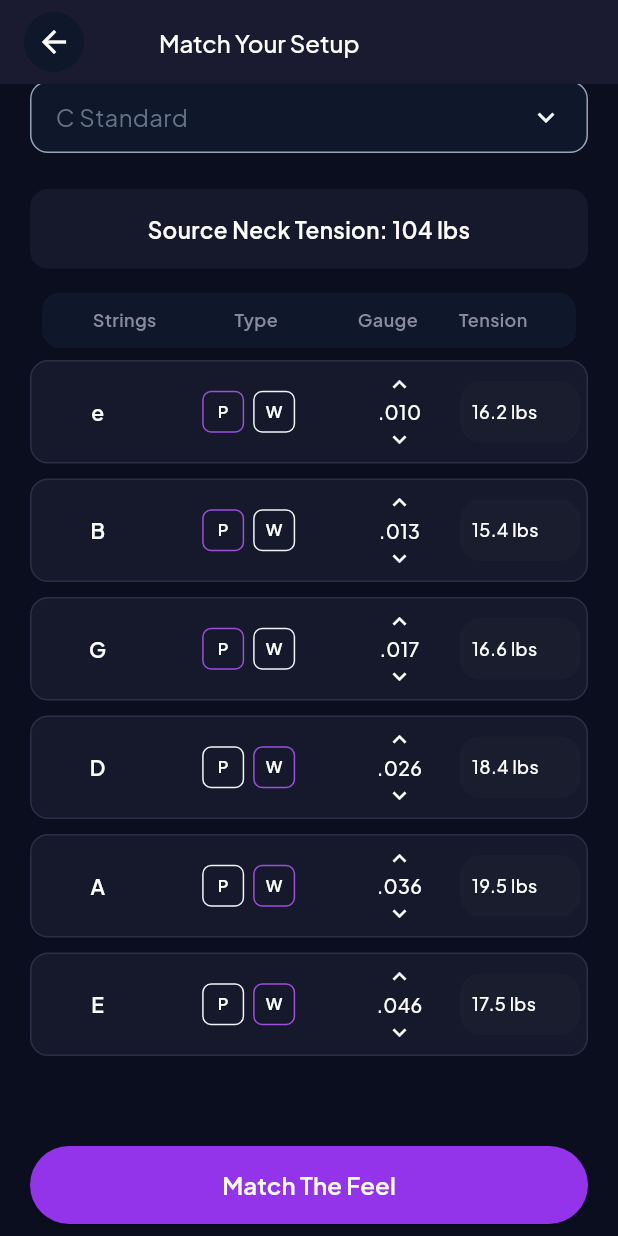
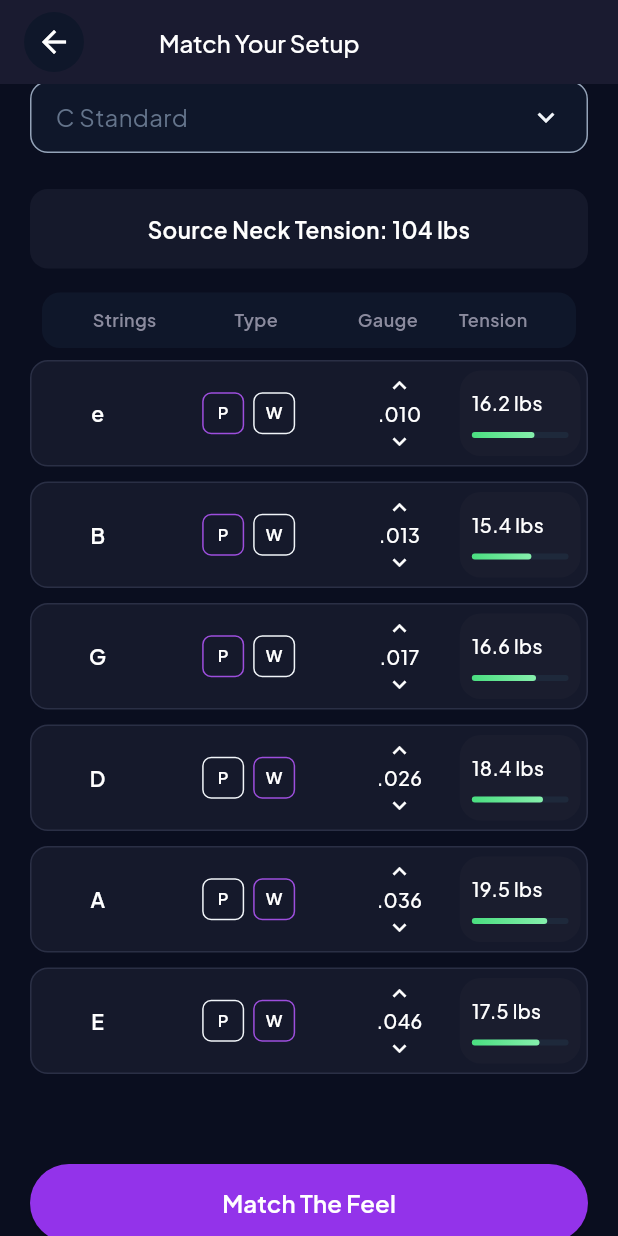
Before and after one commit to MdLimon123/String-Tune-App, a Flutter app: the MatchYourSetupPage screen opened by its route, scrolled down 576 dp, on a phone screen of 412 x 824 dp. Run offline on Flutter 3.47's test engine with Material 3 defaults, Android fonts, the phone set to English and light mode, and no system bars; our stand-ins replace connectivity_plus, flutter_svg, get, image_picker, shared_preferences; accounts and stored records are empty.

Commit message:
complete progress bar

```diff
--- a/lib/app/features/match/view/match_your_setup_page.dart
+++ b/lib/app/features/match/view/match_your_setup_page.dart
@@ -648,9 +648,40 @@ class _MatchYourSetupPageState extends State<MatchYourSetupPage> {
                 color: const Color(0xFF1A1D2E),
                 borderRadius: BorderRadius.circular(14),
               ),
-              child: Text(
-                '${tension.toStringAsFixed(1)} lbs',
-                style: const TextStyle(color: Colors.white, fontSize: 12, fontWeight: FontWeight.w500),
+              child: Column(
+                crossAxisAlignment: CrossAxisAlignment.start,
+                mainAxisSize: MainAxisSize.min,
+                children: [
+                  Text(
+                    '${tension.toStringAsFixed(1)} lbs',
+                    style: const TextStyle(color: Colors.white, fontSize: 13, fontWeight: FontWeight.w500),
+                  ),
+                  const SizedBox(height: 10),
+                  Container(
+                    height: 4,
+                    width: double.infinity,
+                    decoration: BoxDecoration(
+                      color: const Color(0xFF1E293B),
+                      borderRadius: BorderRadius.circular(4),
+                    ),
+                    child: FractionallySizedBox(
+                      alignment: Alignment.centerLeft,
+                      widthFactor: (tension / 25.0).clamp(0.0, 1.0),
+                      child: Container(
+                        decoration: BoxDecoration(
+                          gradient: LinearGradient(
+                            colors: tension < 12.0
+                                ? [const Color(0xFFFF6B35), const Color(0xFFFF8C61)]
+                                : tension < 15.0
+                                    ? [const Color(0xFFFFD700), const Color(0xFFFFE066)]
+                                    : [const Color(0xFF4ADE80), const Color(0xFF86EFAC)],
+                          ),
+                          borderRadius: BorderRadius.circular(4),
+                        ),
+                      ),
+                    ),
+                  ),
+                ],
               ),
             ),
           ),
--- a/lib/app/features/tuning/controller/tuning_workbench_controller.dart
+++ b/lib/app/features/tuning/controller/tuning_workbench_controller.dart
@@ -183,9 +183,9 @@ class TuningWorkbenchController extends GetxController {
 
     if (instrument == 'bass') {
       final base = <int, List<double>>{
-        4: [98.00, 73.42, 55.00, 41.20],
-        5: [98.00, 73.42, 55.00, 41.20, 30.87],
-        6: [130.81, 98.00, 73.42, 55.00, 41.20, 30.87],
+        4: [98.00, 73.42, 55.00, 82.41],
+        5: [98.00, 73.42, 55.00, 82.41, 61.74],
+        6: [130.81, 98.00, 73.42, 55.00, 82.41, 61.74],
       };
       final semitoneOffset =
           (12 * math.log((tuning.notes[5]) / 82.41) / math.ln2).round();
@@ -1034,7 +1034,7 @@ class TuningWorkbenchController extends GetxController {
 
   // ---------- Math ----------
 
-  static const double _uwPlainCoeff = 0.2216;
+  static const double _uwPlainCoeff = 0.2215;
 
   static const Map<int, double> _uwWound = {
     17: 0.000082571,
@@ -1077,11 +1077,6 @@ class TuningWorkbenchController extends GetxController {
     100: 0.001690000,
     105: 0.001862000,
     110: 0.002042000,
-    115: 0.002235000,
-    120: 0.002441000,
-    125: 0.002661000,
-    130: 0.002894000,
-    135: 0.003140000,
   };
 
   double _getUw(String gauge, bool isWound, double stringTypeMult) {
--- a/lib/app/features/tuning/domain/tuning_data.dart
+++ b/lib/app/features/tuning/domain/tuning_data.dart
@@ -4,192 +4,104 @@ import 'tuning_models.dart';
 double nf(String note) => _noteHz[note] ?? 82.41;
 
 const Map<String, double> _noteHz = {
-  'E2': 82.41,
-  'F2': 87.31,
-  'F#2': 92.50,
-  'Gb2': 92.50,
-  'G2': 98.0,
-  'Ab2': 103.83,
-  'A2': 110.0,
-  'Bb2': 116.54,
-  'B2': 123.47,
-  'C3': 130.81,
-  'C#3': 138.59,
-  'Db3': 138.59,
-  'D3': 146.83,
-  'Eb3': 155.56,
-  'E3': 164.81,
-  'F3': 174.61,
-  'F#3': 185.00,
-  'Gb3': 185.00,
-  'G3': 196.0,
-  'Ab3': 207.65,
-  'A3': 220.0,
-  'Bb3': 233.08,
-  'B3': 246.94,
-  'C4': 261.63,
-  'C#4': 277.18,
-  'Db4': 277.18,
-  'D4': 293.66,
-  'Eb4': 311.13,
-  'E4': 329.63,
-  'F4': 349.23,
-  'F#4': 369.99,
-  'Gb4': 369.99,
-  'G4': 392.00,
-  'Ab4': 415.30,
-  'A4': 440.00,
-  'Bb4': 466.16,
-  'B4': 493.88,
-  'C5': 523.25,
-  'C#5': 554.37,
-  'Db5': 554.37,
-  'D5': 587.33,
-  'Eb5': 622.25,
-  'E5': 659.25,
+  'Db2': 34.65,
+  'F2': 43.65,
+  'F#2': 46.25,
+  'Gb2': 46.25,
+  'G2': 49.00,
+  'Ab2': 51.91,
+  'A2': 55.00,
+  'Bb2': 58.27,
+  'B2': 61.74,
+  'C3': 65.41,
+  'C#3': 69.30,
+  'Db3': 69.30,
+  'D3': 73.42,
+  'Eb3': 77.78,
+  'Db4': 138.59,
+  'E3': 82.41,
+  'F3': 87.31,
+  'F#3': 92.50,
+  'Gb3': 92.50,
+  'G3': 98.00,
+  'Ab3': 103.83,
+  'A3': 110.00,
+  'Bb3': 116.54,
+  'B3': 123.47,
+  'C4': 130.81,
+  'C#4': 138.59,
+  'D4': 146.83,
+  'Eb4': 155.56,
+  'E4': 164.81,
+  'F4': 174.61,
+  'F#4': 185.00,
+  'Gb4': 185.00,
+  'G4': 196.00,
+  'Ab4': 207.65,
+  'A4': 220.00,
+  'Bb4': 233.08,
+  'B4': 246.94,
+  'C5': 261.63,
+  'C#5': 277.18,
+  'Db5': 277.18,
+  'D5': 293.66,
+  'Eb5': 311.13,
+  'E5': 329.63,
+  'F5': 349.23,
+  'F#5': 369.99,
+  'Gb5': 369.99,
+  'G5': 392.00,
 };
 
 const List<TuningDefinition> tuningList = [
-  TuningDefinition(
-    id: 'E',
-    label: 'E Standard',
-    group: 'Standard',
-    names6: ['e', 'B', 'G', 'D', 'A', 'E'],
-    notes: [329.63, 246.94, 196.00, 146.83, 110.00, 82.41],
-  ),
-  TuningDefinition(
-    id: 'Eb',
-    label: 'Eb Standard',
-    group: 'Standard',
-    names6: ['eb', 'Bb', 'Gb', 'Db', 'Ab', 'Eb'],
-    notes: [311.13, 233.08, 185.00, 138.59, 103.83, 77.78],
-  ),
-  TuningDefinition(
-    id: 'D',
-    label: 'D Standard',
-    group: 'Standard',
-    names6: ['d', 'A', 'F', 'C', 'G', 'D'],
-    notes: [293.66, 220.00, 174.61, 130.81, 98.00, 73.42],
-  ),
-  TuningDefinition(
-    id: 'C_sharp',
-    label: 'C# Standard',
-    group: 'Standard',
-    names6: ['c#', 'Ab', 'E', 'B', 'F#', 'C#'],
-    notes: [277.18, 207.65, 164.81, 123.47, 92.50, 69.30],
-  ),
-  TuningDefinition(
-    id: 'C',
-    label: 'C Standard',
-    group: 'Standard',
-    names6: ['c', 'G', 'Eb', 'Bb', 'F', 'C'],
-    notes: [261.63, 196.00, 155.56, 116.54, 87.31, 65.41],
-  ),
-  TuningDefinition(
-    id: 'B',
-    label: 'B Standard',
-    group: 'Standard',
-    names6: ['b', 'F#', 'D', 'A', 'E', 'B'],
-    notes: [246.94, 185.00, 146.83, 110.00, 82.41, 61.74],
-  ),
-  TuningDefinition(
-    id: 'Bb',
-    label: 'Bb Standard',
-    group: 'Standard',
-    names6: ['bb', 'F', 'Db', 'Ab', 'Eb', 'Bb'],
-    notes: [233.08, 174.61, 138.59, 103.83, 77.78, 58.27],
-  ),
-  TuningDefinition(
-    id: 'A',
-    label: 'A Standard',
-    group: 'Standard',
-    names6: ['a', 'E', 'C', 'G', 'D', 'A'],
-    notes: [220.00, 164.81, 130.81, 98.00, 73.42, 55.00],
-  ),
-  TuningDefinition(
-    id: 'Drop_D',
-    label: 'Drop D',
-    group: 'Drop',
-    names6: ['e', 'B', 'G', 'D', 'A', 'D'],
-    notes: [329.63, 246.94, 196.00, 146.83, 110.00, 73.42],
-  ),
-  TuningDefinition(
-    id: 'Drop_Db',
-    label: 'Drop Db',
-    group: 'Drop',
-    names6: ['eb', 'Bb', 'Gb', 'Db', 'Ab', 'Db'],
-    notes: [311.13, 233.08, 185.00, 138.59, 103.83, 69.30],
-  ),
-  TuningDefinition(
-    id: 'Drop_C_sharp',
-    label: 'Drop C#',
-    group: 'Drop',
-    names6: ['c#', 'Ab', 'E', 'B', 'F#', 'C#'],
-    notes: [277.18, 207.65, 164.81, 123.47, 92.50, 69.30],
-  ),
-  TuningDefinition(
-    id: 'Drop_C',
-    label: 'Drop C',
-    group: 'Drop',
-    names6: ['d', 'A', 'F', 'C', 'G', 'C'],
-    notes: [293.66, 220.00, 174.61, 130.81, 98.00, 65.41],
-  ),
-  TuningDefinition(
-    id: 'Drop_B',
-    label: 'Drop B',
-    group: 'Drop',
-    names6: ['c#', 'Ab', 'E', 'B', 'F#', 'B'],
-    notes: [277.18, 207.65, 164.81, 123.47, 92.50, 61.74],
-  ),
-  TuningDefinition(
-    id: 'Drop_A',
-    label: 'Drop A',
-    group: 'Drop',
-    names6: ['b', 'F#', 'D', 'A', 'E', 'A'],
-    notes: [246.94, 185.00, 146.83, 110.00, 82.41, 55.00],
-  ),
-  TuningDefinition(
-    id: 'Drop_F',
-    label: 'Drop F',
-    group: 'Drop',
-    names6: ['g', 'D', 'Bb', 'F', 'C', 'F'],
-    notes: [196.00, 146.83, 116.54, 87.31, 65.41, 43.65],
-  ),
-  TuningDefinition(
-    id: 'Open_E',
-    label: 'Open E',
-    group: 'Open',
-    names6: ['e', 'B', 'Ab', 'E', 'B', 'E'],
-    notes: [329.63, 246.94, 207.65, 164.81, 123.47, 82.41],
-  ),
-  TuningDefinition(
-    id: 'Open_D',
-    label: 'Open D',
-    group: 'Open',
-    names6: ['d', 'A', 'F#', 'D', 'A', 'D'],
-    notes: [293.66, 220.00, 185.00, 146.83, 110.00, 73.42],
-  ),
-  TuningDefinition(
-    id: 'Open_C',
-    label: 'Open C',
-    group: 'Open',
-    names6: ['e', 'C', 'G', 'C', 'G', 'C'],
-    notes: [329.63, 261.63, 196.00, 130.81, 98.00, 65.41],
-  ),
-  TuningDefinition(
-    id: 'Open_G',
-    label: 'Open G',
-    group: 'Open',
-    names6: ['d', 'B', 'G', 'D', 'G', 'D'],
-    notes: [293.66, 246.94, 196.00, 146.83, 98.00, 73.42],
-  ),
-  TuningDefinition(
-    id: 'Open_A',
-    label: 'Open A',
-    group: 'Open',
-    names6: ['e', 'C#', 'A', 'E', 'A', 'E'],
-    notes: [329.63, 277.18, 220.00, 164.81, 110.00, 82.41],
-  ),
+  // ── STANDARD ──
+  TuningDefinition(id: 'E', label: 'E Standard', group: 'Standard', names6: ['e', 'B', 'G', 'D', 'A', 'E'], notes: [329.63, 246.94, 196.00, 146.83, 110.00, 82.41]),
+  TuningDefinition(id: 'Eb', label: 'Eb Standard', group: 'Standard', names6: ['eb', 'Bb', 'G', 'Db', 'Ab', 'Eb'], notes: [311.13, 233.08, 196.00, 138.59, 103.83, 77.78]),
+  TuningDefinition(id: 'D', label: 'D Standard', group: 'Standard', names6: ['d', 'A', 'F#', 'C', 'G', 'D'], notes: [293.66, 220.00, 185.00, 130.81, 98.00, 73.42]),
+  TuningDefinition(id: 'Db', label: 'C# Standard', group: 'Standard', names6: ['c#', 'Ab', 'F', 'B', 'F#', 'C#'], notes: [277.18, 207.65, 174.61, 123.47, 92.50, 69.30]),
+  TuningDefinition(id: 'C', label: 'C Standard', group: 'Standard', names6: ['c', 'G', 'Eb', 'Bb', 'F', 'C'], notes: [261.63, 196.00, 155.56, 116.54, 87.31, 65.41]),
+  TuningDefinition(id: 'B', label: 'B Standard', group: 'Standard', names6: ['b', 'F#', 'D', 'A', 'E', 'B'], notes: [246.94, 185.00, 146.83, 110.00, 82.41, 61.74]),
+  TuningDefinition(id: 'Bb', label: 'Bb Standard', group: 'Standard', names6: ['bb', 'F', 'Db', 'Ab', 'Eb', 'Bb'], notes: [233.08, 174.61, 138.59, 103.83, 77.78, 58.27]),
+  TuningDefinition(id: 'A', label: 'A Standard', group: 'Standard', names6: ['a', 'E', 'C', 'G', 'D', 'A'], notes: [220.00, 164.81, 130.81, 98.00, 73.42, 55.00]),
+  TuningDefinition(id: 'Ab', label: 'Ab Standard', group: 'Standard', names6: ['ab', 'Eb', 'B', 'Gb', 'Db', 'Ab'], notes: [207.65, 155.56, 123.47, 92.50, 69.30, 51.91]),
+  TuningDefinition(id: 'G', label: 'G Standard', group: 'Standard', names6: ['g', 'D', 'Bb', 'F', 'C', 'G'], notes: [196.00, 146.83, 116.54, 87.31, 65.41, 49.00]),
+  TuningDefinition(id: 'F#', label: 'F# Standard', group: 'Standard', names6: ['f#', 'C#', 'A', 'E', 'B', 'F#'], notes: [185.00, 138.59, 110.00, 82.41, 61.74, 46.25]),
+  TuningDefinition(id: 'F', label: 'F Standard', group: 'Standard', names6: ['f', 'C', 'Ab', 'Eb', 'Bb', 'F'], notes: [174.61, 130.81, 103.83, 77.78, 58.27, 43.65]),
+  // ── DROP ──
+  TuningDefinition(id: 'DropD', label: 'Drop D', group: 'Drop', names6: ['e', 'B', 'G', 'D', 'A', 'D'], notes: [329.63, 246.94, 196.00, 146.83, 110.00, 73.42]),
+  TuningDefinition(id: 'DropDb', label: 'Drop Eb', group: 'Drop', names6: ['eb', 'Bb', 'Gb', 'Db', 'Ab', 'Db'], notes: [311.13, 233.08, 185.00, 138.59, 103.83, 69.30]),
+  TuningDefinition(id: 'DropC', label: 'Drop C', group: 'Drop', names6: ['d', 'A', 'F', 'C', 'G', 'C'], notes: [293.66, 220.00, 174.61, 130.81, 98.00, 65.41]),
+  TuningDefinition(id: 'DropC#', label: 'Drop C#', group: 'Drop', names6: ['c#', 'Ab', 'E', 'B', 'F#', 'C#'], notes: [277.18, 207.65, 164.81, 123.47, 92.50, 69.30]),
+  TuningDefinition(id: 'DropB', label: 'Drop B', group: 'Drop', names6: ['c#', 'Ab', 'E', 'B', 'F#', 'B'], notes: [277.18, 207.65, 164.81, 123.47, 92.50, 61.74]),
+  TuningDefinition(id: 'DropBb', label: 'Drop Bb', group: 'Drop', names6: ['c', 'G', 'Eb', 'Bb', 'F', 'Bb'], notes: [261.63, 196.00, 155.56, 116.54, 87.31, 58.27]),
+  TuningDefinition(id: 'DropA', label: 'Drop A', group: 'Drop', names6: ['b', 'F#', 'D', 'A', 'E', 'A'], notes: [246.94, 185.00, 146.83, 110.00, 82.41, 55.00]),
+  TuningDefinition(id: 'DropAb', label: 'Drop Ab', group: 'Drop', names6: ['bb', 'F', 'Db', 'Ab', 'Eb', 'Ab'], notes: [233.08, 174.61, 138.59, 103.83, 77.78, 51.91]),
+  TuningDefinition(id: 'DropG', label: 'Drop G', group: 'Drop', names6: ['a', 'E', 'C', 'G', 'D', 'G'], notes: [220.00, 164.81, 130.81, 98.00, 73.42, 49.00]),
+  TuningDefinition(id: 'DropF#', label: 'Drop F#', group: 'Drop', names6: ['ab', 'Eb', 'B', 'F#', 'C#', 'F#'], notes: [207.65, 155.56, 123.47, 92.50, 69.30, 46.25]),
+  TuningDefinition(id: 'DropF', label: 'Drop F', group: 'Drop', names6: ['g', 'D', 'Bb', 'F', 'C', 'F'], notes: [196.00, 146.83, 116.54, 87.31, 65.41, 43.65]),
+  // ── OPEN MAJOR ──
+  TuningDefinition(id: 'OpenE', label: 'Open E', group: 'Open Major', names6: ['e', 'B', 'Ab', 'E', 'B', 'E'], notes: [329.63, 246.94, 207.65, 164.81, 123.47, 82.41]),
+  TuningDefinition(id: 'OpenEb', label: 'Open Eb', group: 'Open Major', names6: ['eb', 'Bb', 'G', 'Eb', 'Bb', 'Eb'], notes: [311.13, 233.08, 196.00, 155.56, 116.54, 77.78]),
+  TuningDefinition(id: 'OpenD', label: 'Open D', group: 'Open Major', names6: ['d', 'A', 'F#', 'D', 'A', 'D'], notes: [293.66, 220.00, 185.00, 146.83, 110.00, 73.42]),
+  TuningDefinition(id: 'OpenC', label: 'Open C', group: 'Open Major', names6: ['e', 'C', 'G', 'C', 'G', 'C'], notes: [329.63, 261.63, 196.00, 130.81, 98.00, 65.41]),
+  TuningDefinition(id: 'OpenBb', label: 'Open Bb', group: 'Open Major', names6: ['bb', 'F', 'D', 'Bb', 'F', 'Bb'], notes: [233.08, 174.61, 146.83, 116.54, 87.31, 58.27]),
+  TuningDefinition(id: 'OpenB', label: 'Open B', group: 'Open Major', names6: ['b', 'F#', 'Eb', 'B', 'F#', 'B'], notes: [246.94, 185.00, 155.56, 123.47, 92.50, 61.74]),
+  TuningDefinition(id: 'OpenA', label: 'Open A', group: 'Open Major', names6: ['e', 'C#', 'A', 'E', 'A', 'E'], notes: [329.63, 277.18, 220.00, 164.81, 110.00, 82.41]),
+  TuningDefinition(id: 'OpenG', label: 'Open G', group: 'Open Major', names6: ['d', 'B', 'G', 'D', 'G', 'D'], notes: [293.66, 246.94, 196.00, 146.83, 98.00, 73.42]),
+  TuningDefinition(id: 'OpenF', label: 'Open F', group: 'Open Major', names6: ['c', 'A', 'F', 'C', 'F', 'C'], notes: [261.63, 220.00, 174.61, 130.81, 87.31, 65.41]),
+  // ── OPEN MINOR ──
+  TuningDefinition(id: 'OpenEm', label: 'Open Em', group: 'Open Minor', names6: ['e', 'B', 'G', 'E', 'B', 'E'], notes: [329.63, 246.94, 196.00, 164.81, 123.47, 82.41]),
+  TuningDefinition(id: 'OpenDm', label: 'Open Dm', group: 'Open Minor', names6: ['d', 'A', 'F', 'D', 'A', 'D'], notes: [293.66, 220.00, 174.61, 146.83, 110.00, 73.42]),
+  TuningDefinition(id: 'OpenCm', label: 'Open Cm', group: 'Open Minor', names6: ['eb', 'C', 'G', 'C', 'G', 'C'], notes: [311.13, 261.63, 196.00, 130.81, 98.00, 65.41]),
+  TuningDefinition(id: 'OpenAm', label: 'Open Am', group: 'Open Minor', names6: ['e', 'C', 'A', 'E', 'A', 'E'], notes: [329.63, 261.63, 220.00, 164.81, 110.00, 82.41]),
+  TuningDefinition(id: 'OpenGm', label: 'Open Gm', group: 'Open Minor', names6: ['d', 'Bb', 'G', 'D', 'G', 'D'], notes: [293.66, 233.08, 196.00, 146.83, 98.00, 73.42]),
+  TuningDefinition(id: 'OpenFm', label: 'Open Fm', group: 'Open Minor', names6: ['c', 'Ab', 'F', 'C', 'F', 'C'], notes: [261.63, 207.65, 174.61, 130.81, 87.31, 65.41]),
+  // ── MODAL / DRONE ──
+  TuningDefinition(id: 'DADGAD', label: 'DADGAD', group: 'Modal/Drone', names6: ['D', 'A', 'G', 'D', 'A', 'D'], notes: [293.66, 220.00, 196.00, 146.83, 110.00, 73.42]),
+  TuningDefinition(id: 'DADFAD', label: 'DADf#AD', group: 'Modal/Drone', names6: ['D', 'A', 'F#', 'D', 'A', 'D'], notes: [293.66, 220.00, 185.00, 146.83, 110.00, 73.42]),
+  TuningDefinition(id: 'CGCGCD', label: 'CGCGCD', group: 'Modal/Drone', names6: ['D', 'C', 'G', 'C', 'G', 'C'], notes: [293.66, 261.63, 196.00, 130.81, 98.00, 65.41]),
+  TuningDefinition(id: 'CGDGCD', label: 'CGDGCD', group: 'Modal/Drone', names6: ['D', 'C', 'G', 'D', 'G', 'C'], notes: [293.66, 261.63, 196.00, 146.83, 98.00, 65.41]),
+  TuningDefinition(id: 'C6', label: 'C6', group: 'Modal/Drone', names6: ['E', 'C', 'G', 'C', 'A', 'C'], notes: [329.63, 261.63, 196.00, 130.81, 110.00, 65.41]),
 ];
 
 List<double> getStringFreqs(String instrument, int stringCount, String tuningId) {
@@ -199,9 +111,9 @@ List<double> getStringFreqs(String instrument, int stringCount, String tuningId)
 
   if (instrument == 'bass') {
     final bNF = {
-      4: [196.00, 146.83, 110.00, 82.41],
-      5: [196.00, 146.83, 110.00, 82.41, 61.74],
-      6: [261.63, 196.00, 146.83, 110.00, 82.41, 61.74],
+      4: [98.00, 73.42, 55.00, 82.41],
+      5: [98.00, 73.42, 55.00, 82.41, 61.74],
+      6: [130.81, 98.00, 73.42, 55.00, 82.41, 61.74],
     };
     final currentLowE = tuning.notes.length > 5 ? tuning.notes[5] : 82.41;
     final stdLowE = std.notes[5];
@@ -243,7 +155,7 @@ const List<ArtistTuningEntry> artistTunings = [
     name: 'Tony Iommi',
     band: 'Black Sabbath',
     era: 'MOR / Vol.4 / SBS / Sabotage',
-    tuning: 'C#',
+    tuning: 'Db',
     gauges: ['.009', '.010', '.012', '.020', '.032w', '.042w'],
     scaleLength: 24.75,
     notes:
@@ -366,7 +278,7 @@ const List<ArtistTuningEntry> artistTunings = [
     name: 'Geezer Butler',
     band: 'Black Sabbath',
     era: 'Master of Reality - The End',
-    tuning: 'C#',
+    tuning: 'Db',
     gauges: ['.050w', '.070w', '.095w', '.115w'],
     scaleLength: 34.0,
     notes: 'C# / C tuning through most of career.',
@@ -517,12 +429,9 @@ const List<String> plainSteps = [
   '.009',
   '.0095',
   '.010',
-  '.0105',
   '.011',
-  '.0115',
   '.012',
   '.013',
-  '.0135',
   '.014',
   '.015',
   '.016',
@@ -530,9 +439,6 @@ const List<String> plainSteps = [
   '.018',
   '.019',
   '.020',
-  '.022',
-  '.024',
-  '.026',
 ];
 
 const List<String> woundSteps = [
@@ -568,7 +474,6 @@ const List<String> woundSteps = [
   '.070',
   '.072',
   '.074',
-  '.076',
   '.080',
   '.085',
   '.090',
@@ -576,9 +481,4 @@ const List<String> woundSteps = [
   '.100',
   '.105',
   '.110',
-  '.115',
-  '.120',
-  '.125',
-  '.130',
-  '.135',
 ];
```
Also changed, not shown: lib/app/features/buildSetup/view/recommended_setup_page.dart (+44 -7 lines).
